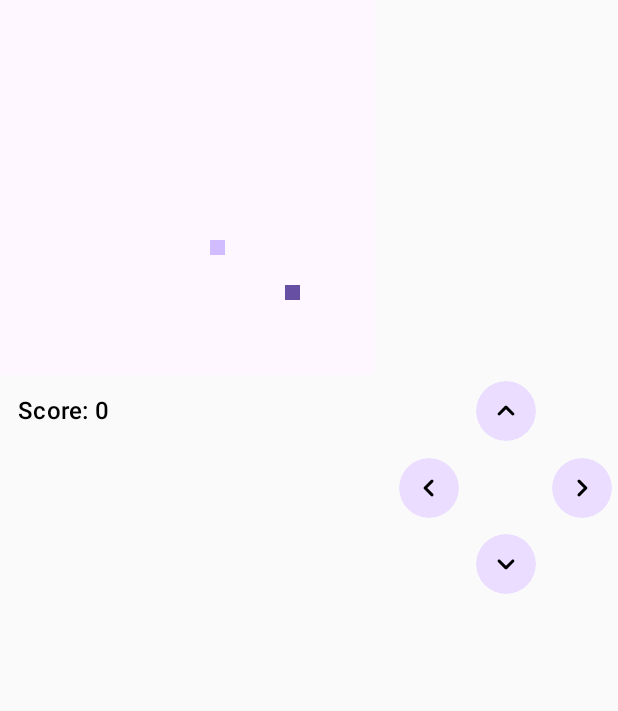
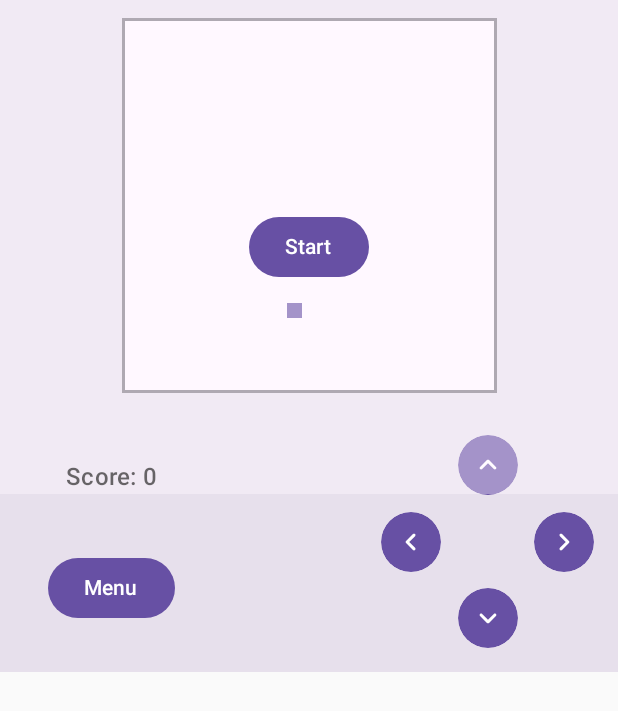
Before and after one commit to calebstride/snake-kmp, an Android app built with Jetpack Compose: the screen it shows after launch (MainActivity), on a phone screen of 412 x 824 dp. Shown: the top 711 px of the screen. Run offline under Robolectric (Android 15) with nearby library versions, the phone set to English and light mode, and no system bars.

Commit message:
Fix a few issues with directions and add menu options

```diff
--- a/composeApp/src/androidMain/kotlin/com/calebstride/snake/game/details/BottomInfoPreview.kt
+++ b/composeApp/src/androidMain/kotlin/com/calebstride/snake/game/details/BottomInfoPreview.kt
@@ -6,5 +6,5 @@ import androidx.compose.ui.tooling.preview.Preview
 @Preview
 @Composable
 private fun BottomInfoPreview() {
-    BottomInfo(onChangeDirection = {}, score = 120)
+    BottomInfo(onChangeDirection = {}, score = 120, onOpenMenu = {})
 }
--- a/composeApp/src/commonMain/kotlin/com/calebstride/snake/App.kt
+++ b/composeApp/src/commonMain/kotlin/com/calebstride/snake/App.kt
@@ -1,6 +1,8 @@
 package com.calebstride.snake
 
 
+import androidx.compose.material.Surface
+import androidx.compose.material3.MaterialTheme
 import androidx.compose.runtime.Composable
 import com.calebstride.snake.game.SnakeGame
 import com.calebstride.snake.ui.theme.SnakeTheme
@@ -11,6 +13,8 @@ import org.jetbrains.compose.ui.tooling.preview.Preview
 @Preview
 fun App() {
     SnakeTheme {
-        SnakeGame()
+        Surface(color = MaterialTheme.colorScheme.surfaceVariant) {
+            SnakeGame()
+        }
     }
 }
--- a/composeApp/src/commonMain/kotlin/com/calebstride/snake/game/SnakeGame.kt
+++ b/composeApp/src/commonMain/kotlin/com/calebstride/snake/game/SnakeGame.kt
@@ -1,19 +1,22 @@
 package com.calebstride.snake.game
 
 import androidx.compose.foundation.background
+import androidx.compose.foundation.border
 import androidx.compose.foundation.layout.Box
 import androidx.compose.foundation.layout.Column
 import androidx.compose.foundation.layout.Row
 import androidx.compose.foundation.layout.fillMaxSize
+import androidx.compose.foundation.layout.fillMaxWidth
+import androidx.compose.foundation.layout.padding
 import androidx.compose.foundation.layout.size
 import androidx.compose.material3.MaterialTheme
-import androidx.compose.material3.Text
 import androidx.compose.runtime.Composable
 import androidx.compose.runtime.LaunchedEffect
+import androidx.compose.ui.Alignment
 import androidx.compose.ui.Modifier
 import androidx.compose.ui.unit.dp
 import com.calebstride.snake.game.details.BottomInfo
-import kotlinx.coroutines.delay
+import com.calebstride.snake.game.details.GameMenu
 
 @Composable
 fun SnakeGame(
@@ -27,11 +30,28 @@ fun SnakeGame(
         }
     }
 
-    Column(modifier = modifier.fillMaxSize()) {
-        SnakeGrid(snakeGameState = snakeGameState)
-        BottomInfo(
-            score = snakeGameState.score.value,
-            onChangeDirection = snakeGameState::updateDirection
+    Box {
+        Column(
+            horizontalAlignment = Alignment.CenterHorizontally,
+            modifier = modifier.fillMaxWidth()
+        ) {
+            SnakeGrid(
+                snakeGameState = snakeGameState,
+                modifier = Modifier.padding(vertical = 12.dp)
+                    .border(width = 2.dp, color = MaterialTheme.colorScheme.outline)
+            )
+            BottomInfo(
+                score = snakeGameState.score.value,
+                onChangeDirection = snakeGameState::updateDirection,
+                onOpenMenu = { snakeGameState.updateGameState(GameState.PAUSED) },
+                modifier = Modifier.background(color = MaterialTheme.colorScheme.surfaceVariant)
+                    .padding(all = 12.dp)
+            )
+        }
+        GameMenu(
+            onChangeGameState = snakeGameState::updateGameState,
+            gameState = snakeGameState.gameState.value,
+            onResetGame = snakeGameState::restartGame
         )
     }
 }
--- a/composeApp/src/commonMain/kotlin/com/calebstride/snake/game/details/BottomInfo.kt
+++ b/composeApp/src/commonMain/kotlin/com/calebstride/snake/game/details/BottomInfo.kt
@@ -4,10 +4,14 @@ import androidx.compose.foundation.layout.Arrangement
 import androidx.compose.foundation.layout.Column
 import androidx.compose.foundation.layout.Row
 import androidx.compose.foundation.layout.fillMaxWidth
+import androidx.compose.foundation.layout.height
 import androidx.compose.foundation.layout.padding
+import androidx.compose.foundation.layout.size
+import androidx.compose.material3.Button
 import androidx.compose.material3.MaterialTheme
 import androidx.compose.material3.Text
 import androidx.compose.runtime.Composable
+import androidx.compose.ui.Alignment
 import androidx.compose.ui.Modifier
 import androidx.compose.ui.unit.dp
 import com.calebstride.snake.game.Direction
@@ -15,18 +19,27 @@ import com.calebstride.snake.game.Direction
 @Composable
 fun BottomInfo(
     onChangeDirection: (Direction) -> Unit,
+    onOpenMenu: () -> Unit,
     score: Int,
     modifier: Modifier = Modifier
 ) {
     Row(modifier = modifier.fillMaxWidth(), horizontalArrangement = Arrangement.SpaceBetween) {
-        Score(score = score)
+        ScoreAndMenuButton(score = score, onOpenMenu = onOpenMenu)
         Controls(onChangeDirection = onChangeDirection)
     }
 }
 
 @Composable
-private fun Score(score: Int) {
-    Column(modifier = Modifier.padding(12.dp)) {
+private fun ScoreAndMenuButton(score: Int, onOpenMenu: () -> Unit) {
+    Column(
+        verticalArrangement = Arrangement.SpaceBetween,
+        horizontalAlignment = Alignment.CenterHorizontally,
+        modifier = Modifier.height(150.dp).padding(all = 20.dp)
+    ) {
         Text("Score: $score", style = MaterialTheme.typography.titleMedium)
+
+        Button(onClick = onOpenMenu) {
+            Text("Menu")
+        }
     }
 }
--- a/composeApp/src/commonMain/kotlin/com/calebstride/snake/game/details/Controls.kt
+++ b/composeApp/src/commonMain/kotlin/com/calebstride/snake/game/details/Controls.kt
@@ -55,7 +55,10 @@ private fun ArrowButton(
 ) {
     IconButton(
         onClick = onClick,
-        colors = IconButtonDefaults.iconButtonColors(containerColor = MaterialTheme.colorScheme.primaryContainer),
+        colors = IconButtonDefaults.iconButtonColors(
+            containerColor = MaterialTheme.colorScheme.primary,
+            contentColor = MaterialTheme.colorScheme.onPrimary
+        ),
         modifier = modifier
     ) {
         Icon(imageVector = imageVector, contentDescription = null)
--- /dev/null
+++ b/composeApp/src/commonMain/kotlin/com/calebstride/snake/game/details/GameMenu.kt
@@ -0,0 +1,52 @@
+package com.calebstride.snake.game.details
+
+import androidx.compose.foundation.background
+import androidx.compose.foundation.layout.Arrangement
+import androidx.compose.foundation.layout.Column
+import androidx.compose.foundation.layout.fillMaxHeight
+import androidx.compose.foundation.layout.fillMaxWidth
+import androidx.compose.material3.Button
+import androidx.compose.material3.MaterialTheme
+import androidx.compose.material3.Text
+import androidx.compose.runtime.Composable
+import androidx.compose.ui.Alignment
+import androidx.compose.ui.Modifier
+import com.calebstride.snake.game.GameState
+
+@Composable
+fun GameMenu(
+    onChangeGameState: (GameState) -> Unit,
+    onResetGame: () -> Unit,
+    gameState: GameState,
+    modifier: Modifier = Modifier
+) {
+    if (gameState == GameState.RUNNING) return
+
+    Column(
+        verticalArrangement = Arrangement.Center,
+        horizontalAlignment = Alignment.CenterHorizontally,
+        modifier = modifier.fillMaxWidth()
+            .fillMaxHeight(0.4f)
+            .background(color = MaterialTheme.colorScheme.surface.copy(alpha = 0.4f))
+    ) {
+        if (gameState == GameState.PAUSED) {
+            Button(onClick = { onChangeGameState(GameState.RUNNING) }) {
+                Text("Continue")
+            }
+            Button(onClick = onResetGame) {
+                Text("Restart")
+            }
+        }
+        if (gameState == GameState.INITIAL) {
+            Button(onClick = { onChangeGameState(GameState.RUNNING) }) {
+                Text("Start")
+            }
+        }
+        if (gameState == GameState.GAME_OVER) {
+            Button(onClick = onResetGame) {
+                Text("Restart")
+            }
+        }
+    }
+
+}
```
Also changed, not shown: composeApp/src/commonMain/kotlin/com/calebstride/snake/game/Direction.kt (+6 -1 lines), composeApp/src/commonMain/kotlin/com/calebstride/snake/game/SnakeGameState.kt (+22 -2 lines).
